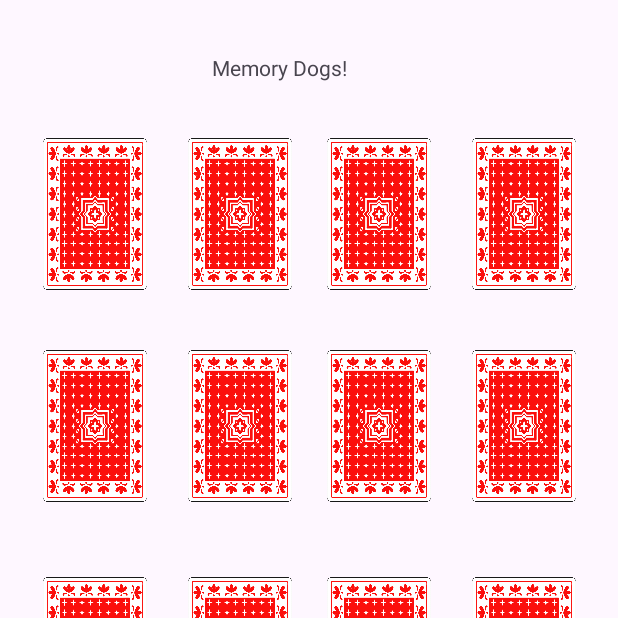
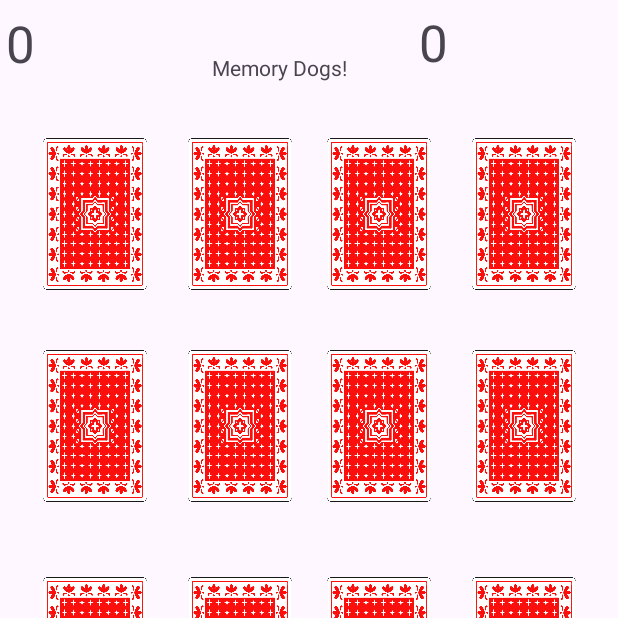
Before and after one commit to AdiZupnik/MemoryGame, an Android app: the screen it shows after launch (MainActivity), on a phone screen of 412 x 824 dp, the top half of it. Run offline under Robolectric (Android 15) with nearby library versions, the phone set to English and light mode, and no system bars; Roboto replaces fonts that are not available here.

Commit message:
finished count for players

```diff
--- a/app/src/main/java/com/example/memorygame/MainActivity.java
+++ b/app/src/main/java/com/example/memorygame/MainActivity.java
@@ -9,6 +9,7 @@ import android.os.Handler;
 import android.util.Log;
 import android.view.View;
 import android.widget.ImageView;
+import android.widget.TextView;
 
 public class MainActivity extends AppCompatActivity {
 
@@ -177,11 +178,15 @@ public class MainActivity extends AppCompatActivity {
                 Drawable image2 = ((ImageView)view).getDrawable();
                 if(image1.getConstantState().equals(image2.getConstantState())){
                     if(turn.equals("counterPlayer1")){
-                        countPlayer1 ++ ;
+                        countPlayer1++;
+                        TextView counterTextView = findViewById(R.id.counter1);
+                        counterTextView.setText("P1-"+countPlayer1);
                         turn  = "counterPlayer2";
                     }
                     else{
                         countPlayer2++;
+                        TextView counterTextView = findViewById(R.id.counter2);
+                        counterTextView.setText("P2-"+countPlayer2);
                         turn = "counterPlayer1";
                     }
                 }
@@ -198,4 +203,5 @@ public class MainActivity extends AppCompatActivity {
             }
         }
 
+
     }
--- a/app/src/main/res/layout/activity_main.xml
+++ b/app/src/main/res/layout/activity_main.xml
@@ -225,5 +225,31 @@
         app:layout_constraintTop_toTopOf="parent"
         app:layout_constraintVertical_bias="0.044" />
 
+    <TextView
+        android:id="@+id/counter1"
+        android:layout_width="124dp"
+        android:layout_height="53dp"
+        android:text="0"
+        android:textSize="34sp"
+        app:layout_constraintBottom_toBottomOf="parent"
+        app:layout_constraintEnd_toEndOf="parent"
+        app:layout_constraintHorizontal_bias="0.014"
+        app:layout_constraintStart_toStartOf="parent"
+        app:layout_constraintTop_toTopOf="parent"
+        app:layout_constraintVertical_bias="0.008" />
+
+    <TextView
+        android:id="@+id/counter2"
+        android:layout_width="120dp"
+        android:layout_height="56dp"
+        android:text="0"
+        android:textSize="34sp"
+        app:layout_constraintBottom_toBottomOf="parent"
+        app:layout_constraintEnd_toEndOf="parent"
+        app:layout_constraintHorizontal_bias="0.956"
+        app:layout_constraintStart_toStartOf="parent"
+        app:layout_constraintTop_toTopOf="parent"
+        app:layout_constraintVertical_bias="0.007" />
+
 
 </androidx.constraintlayout.widget.ConstraintLayout>
```
